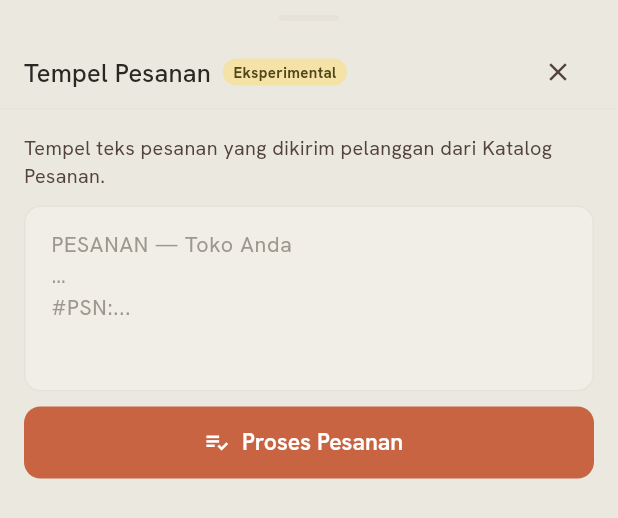
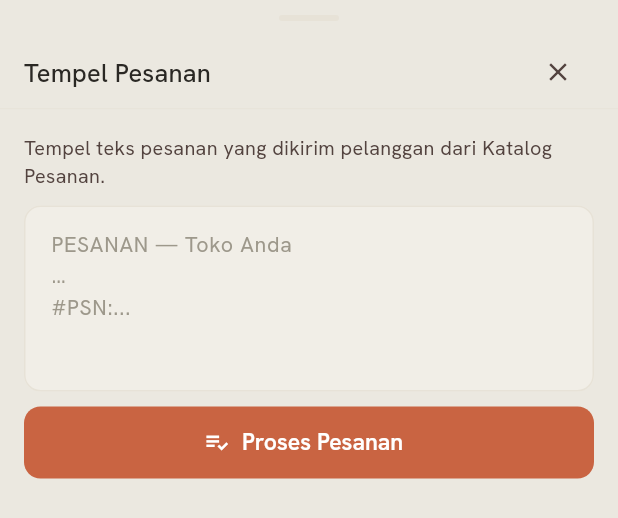
Before and after one commit to Ikanuri/The-POS, a Flutter app: the PasteOrderSheet widget shown alone on an empty page, opened directly, on a phone screen of 412 x 824 dp. Shown: the top 518 px of the screen. Run offline on Flutter 3.47's test engine with Material 3 defaults, Android fonts, the phone set to English and light mode, and no system bars; our stand-ins replace barcode_widget, drift, file_picker, fl_chart, flutter_riverpod, flutter_secure_storage and 8 more; missing offline and left inert: encrypt, esc_pos_utils_plus, excel, mobile_scanner, network_info_plus, print_bluetooth_thermal and 2 more; accounts and stored records are empty; generated files the repository leaves out were written again.

Commit message:
feat: cabut flag Eksperimental dari Tempel Pesanan
Fitur Tempel Pesanan (tempel balik hasil pilihan pelanggan dari
Katalog Pesanan ke keranjang kasir) sudah cukup teruji untuk jadi
fitur resmi, menyusul Katalog Pesanan (HTML) yang sudah dicabut
duluan. Hapus badge "Eksperimental" di sheet-nya + bersihkan komentar
EKSPERIMENTAL terkait di kasir_screen.dart, order_page_service.dart,
order_parser_service.dart.

Co-Authored-By: Claude Sonnet 5 <noreply@anthropic.com>
Claude-Session: https://claude.ai/code/session_016mouCzSqfEZSESsaocGbEP

```diff
--- a/lib/core/services/order_parser_service.dart
+++ b/lib/core/services/order_parser_service.dart
@@ -3,9 +3,8 @@ import '../models/cart_item.dart';
 import 'order_page_service.dart';
 import 'price_service.dart';
 
-/// **EKSPERIMENTAL — Fase 2.** Parser sisi kasir untuk teks pesanan pelanggan
-/// yang dihasilkan oleh [OrderPageService] — dipakai fitur "Tempel Pesanan"
-/// di layar kasir.
+/// Parser sisi kasir untuk teks pesanan pelanggan yang dihasilkan oleh
+/// [OrderPageService] — dipakai fitur "Tempel Pesanan" di layar kasir.
 ///
 /// Prinsip penting: harga & HPP **selalu di-resolve ulang dari DB lokal saat
 /// ini juga** (bukan dari angka yang mungkin tertulis di teks pesanan) —
--- a/lib/features/kasir/widgets/paste_order_sheet.dart
+++ b/lib/features/kasir/widgets/paste_order_sheet.dart
@@ -9,9 +9,9 @@ import '../../../core/theme/app_theme.dart';
 import '../cart_meta_provider.dart';
 import '../cart_provider.dart';
 
-/// **EKSPERIMENTAL — Fase 2.** Sheet "Tempel Pesanan": kasir menempel teks
-/// pesanan yang dikirim balik pelanggan (hasil Katalog Pesanan, lihat
-/// `OrderPageService`) lalu semua item otomatis masuk keranjang kasir.
+/// Sheet "Tempel Pesanan": kasir menempel teks pesanan yang dikirim balik
+/// pelanggan (hasil Katalog Pesanan, lihat `OrderPageService`) lalu semua
+/// item otomatis masuk keranjang kasir.
 ///
 /// Harga & HPP SELALU di-resolve ulang dari DB lokal saat ini (lihat
 /// [OrderParserService]) — bukan dipercaya dari teks — jadi katalog yang
@@ -52,8 +52,7 @@ class _PasteOrderSheetState extends ConsumerState<PasteOrderSheet> {
   }
 
   /// Sama seperti `_ensureParentInCart` di layar kasir utama (dijaga sengaja
-  /// TIDAK dibagi/impor dari sana — kasir utama tidak disentuh sama sekali
-  /// untuk fitur eksperimental ini). Jaga invariant storedQty induk =
+  /// TIDAK dibagi/impor dari sana). Jaga invariant storedQty induk =
   /// base + Σvarian dengan menambahkan placeholder qty 0 untuk induk yang
   /// belum ada di keranjang sebelum varian ditambahkan.
   Future<void> _ensureParentInCart(ParsedOrderItem variantItem) async {
@@ -154,20 +153,6 @@ class _PasteOrderSheetState extends ConsumerState<PasteOrderSheet> {
                 children: [
                   Text('Tempel Pesanan',
                       style: Theme.of(context).textTheme.titleMedium),
-                  const SizedBox(width: 8),
-                  Container(
-                    padding:
-                        const EdgeInsets.symmetric(horizontal: 7, vertical: 2),
-                    decoration: BoxDecoration(
-                      color: scheme.tertiaryContainer,
-                      borderRadius: BorderRadius.circular(999),
-                    ),
-                    child: Text('Eksperimental',
-                        style: TextStyle(
-                            fontSize: 9.5,
-                            fontWeight: FontWeight.w700,
-                            color: scheme.onTertiaryContainer)),
-                  ),
                   const Spacer(),
                   IconButton(
                     icon: const Icon(Icons.close, size: 20),
```
Also changed, not shown: lib/core/services/order_page_service.dart (+5 -5 lines), lib/features/kasir/kasir_screen.dart (+5 -5 lines), 1 other file.
